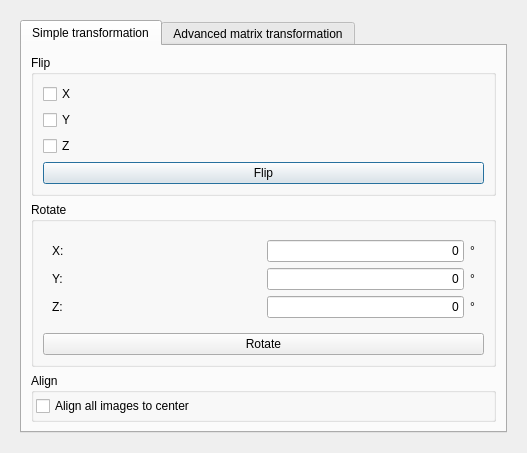
isis-group/vast, file plugins/OrientationCorrection/forms/orientationcorrection.ui: the form before one commit.
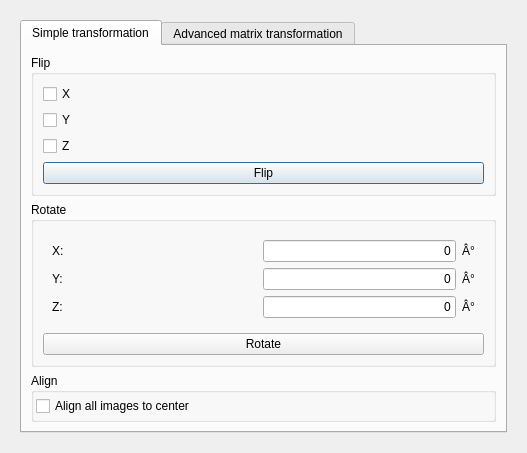
The form after the commit.

The edit to the form file:
```diff
--- a/plugins/OrientationCorrection/forms/orientationcorrection.ui
+++ b/plugins/OrientationCorrection/forms/orientationcorrection.ui
@@ -130,21 +130,21 @@
                 <item row="0" column="3">
                  <widget class="QLabel" name="label_5">
                   <property name="text">
-                   <string>°</string>
+                   <string>Â°</string>
                   </property>
                  </widget>
                 </item>
                 <item row="1" column="3">
                  <widget class="QLabel" name="label_6">
                   <property name="text">
-                   <string>°</string>
+                   <string>Â°</string>
                   </property>
                  </widget>
                 </item>
                 <item row="2" column="3">
                  <widget class="QLabel" name="label_7">
                   <property name="text">
-                   <string>°</string>
+                   <string>Â°</string>
                   </property>
                  </widget>
                 </item>
```
